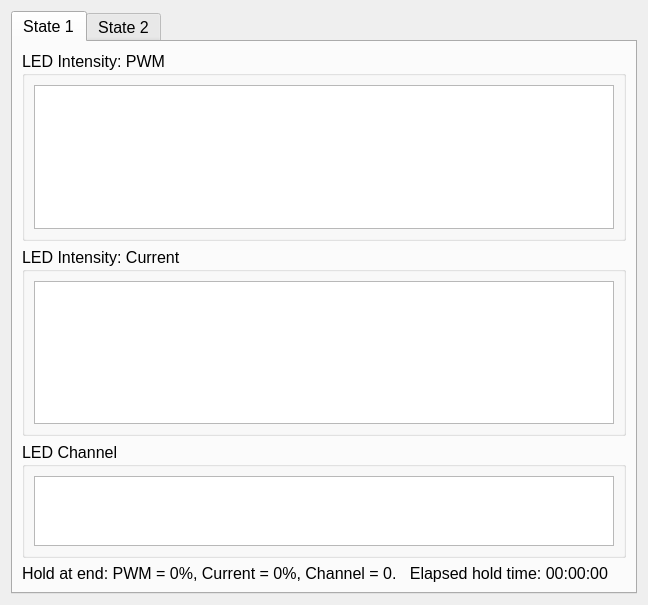
Llamero/Four_Channel_MHz_LED_Driver, file Software/GUI_code/Sync_Plot_GUI.ui: the form before one commit.
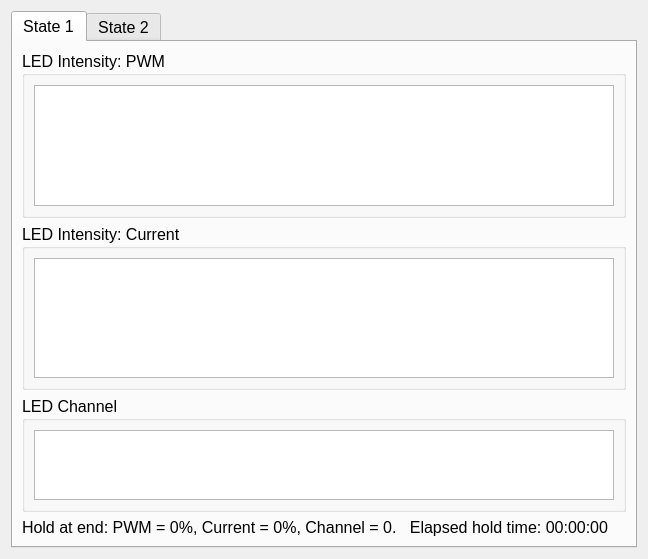
The form after the commit. Custom widgets are drawn as their Qt base class.

Diff of the .ui file:
```diff
--- a/Software/GUI_code/Sync_Plot_GUI.ui
+++ b/Software/GUI_code/Sync_Plot_GUI.ui
@@ -1,13 +1,13 @@
 <?xml version="1.0" encoding="UTF-8"?>
 <ui version="4.0">
- <class>Dialog</class>
- <widget class="QDialog" name="Dialog">
+ <class>Form</class>
+ <widget class="QWidget" name="Form">
   <property name="geometry">
    <rect>
     <x>0</x>
     <y>0</y>
     <width>648</width>
-    <height>605</height>
+    <height>559</height>
    </rect>
   </property>
   <property name="font">
```
Left out of the diff: 2 changed lines with no effect on the pictures.
